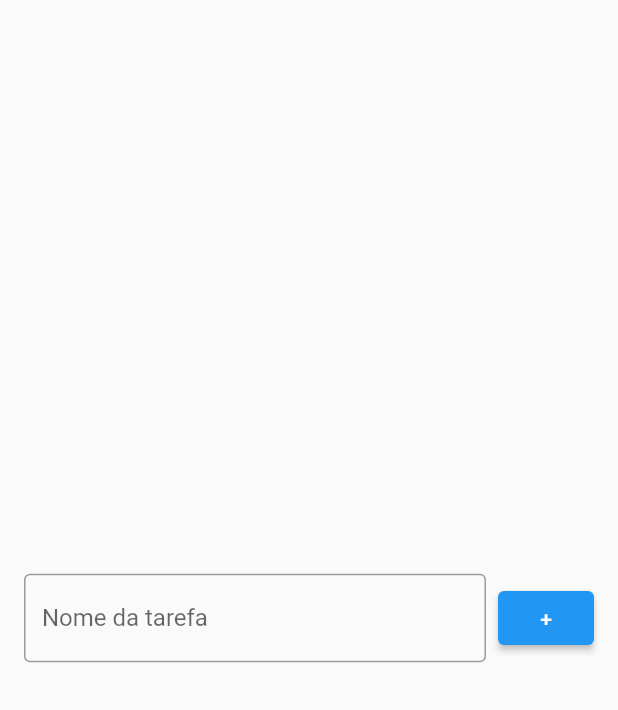
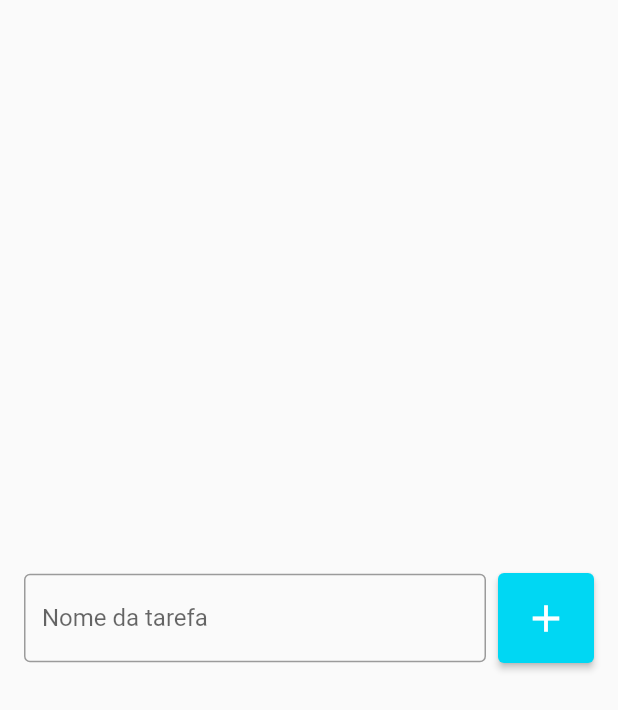
Before and after one commit to estelson/todo_list, a Flutter app: the screen it shows after launch, on a phone screen of 412 x 824 dp. Shown: the top 710 px of the screen. Run offline on Flutter 3.47's test engine with Material 2 defaults, Android fonts, the light colour scheme and no system bars.

Commit message:
Formatar o ElevatedButton de adicionar tarefa

```diff
--- a/lib/pages/todo_list_page.dart
+++ b/lib/pages/todo_list_page.dart
@@ -25,7 +25,14 @@ class TodoListPage extends StatelessWidget {
               ),
               ElevatedButton(
                 onPressed: () {},
-                child: Text("+"),
+                style: ElevatedButton.styleFrom(
+                  backgroundColor: Color(0xff00d7f3),
+                  padding: EdgeInsets.all(15),
+                ),
+                child: Icon(
+                  Icons.add,
+                  size: 30,
+                ),
               ),
             ],
           ),
```
